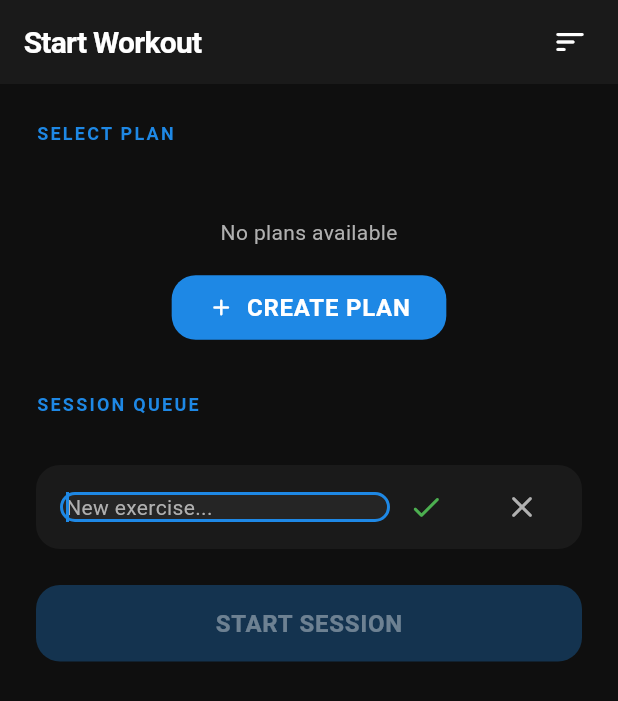
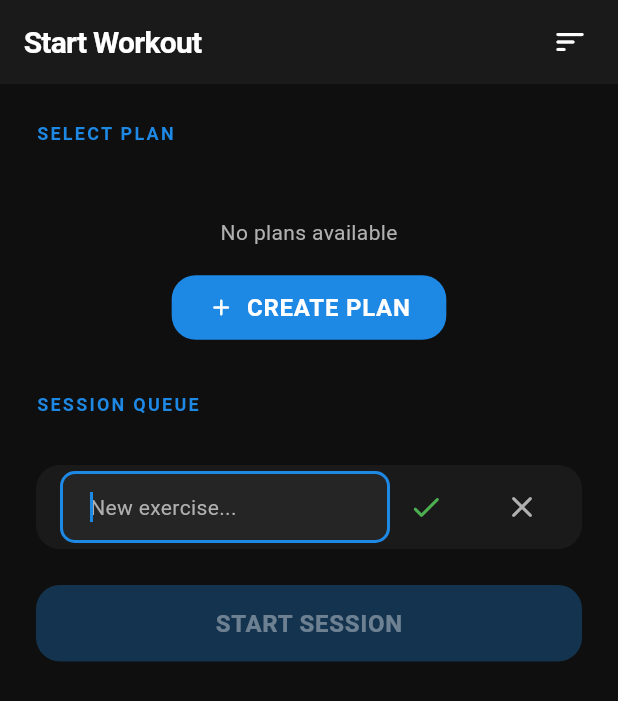
Before and after one commit to rifkihafidz/liftly, a Flutter app: the StartWorkoutPage screen opened directly, after a tap on "Add Exercise", on a phone screen of 412 x 824 dp. Shown: the top 701 px of the screen. Run offline on Flutter 3.47's test engine with Material 3 defaults, Android fonts, the phone set to English and light mode, and no system bars; our stand-ins replace equatable, file_picker, fl_chart, flutter_bloc, google_sign_in, hive and 5 more; missing offline and left inert: dart:js_interop, excel, googleapis; accounts and stored records are empty.

Commit message:
feat: Allow back navigation from workout sessions, refine suggestion text field UI, and improve backup service silent sign-in handling.

```diff
--- a/lib/core/constants/app_constants.dart
+++ b/lib/core/constants/app_constants.dart
@@ -2,7 +2,7 @@ import 'package:flutter/material.dart';
 
 class AppConstants {
   // --- General ---
-  static const String appVersion = '1.3.5';
+  static const String appVersion = '1.3.6';
   static const String appName = 'Liftly';
 
   // --- Backup & Cloud ---
--- a/lib/features/session/pages/start_workout_page.dart
+++ b/lib/features/session/pages/start_workout_page.dart
@@ -216,7 +216,7 @@ class _StartWorkoutPageState extends State<StartWorkoutPage> {
       }).toList(),
     );
 
-    Navigator.pushReplacement(
+    Navigator.push(
       context,
       SmoothPageRoute(
         page: SessionPage(
--- a/lib/shared/widgets/suggestion_text_field.dart
+++ b/lib/shared/widgets/suggestion_text_field.dart
@@ -113,8 +113,9 @@ class _SuggestionTextFieldState extends State<SuggestionTextField> {
           focusNode: _effectiveFocusNode,
           autofocus: true,
           textInputAction: TextInputAction.done,
-          // Reduced scrollPadding to prevent excessive sinking
-          scrollPadding: const EdgeInsets.only(bottom: 120),
+          // Set to zero because we handle bottom padding manually in the page layout
+          // This prevents the "double jump" or overshoot on first focus
+          scrollPadding: EdgeInsets.zero,
           style: Theme.of(context)
               .textTheme
               .bodyMedium
@@ -126,8 +127,6 @@ class _SuggestionTextFieldState extends State<SuggestionTextField> {
                 .bodyMedium
                 ?.copyWith(color: AppColors.textSecondary),
             border: InputBorder.none,
-            contentPadding: EdgeInsets.zero,
-            isDense: true,
           ),
           onSubmitted: (value) {
             setState(() {
@@ -137,13 +136,20 @@ class _SuggestionTextFieldState extends State<SuggestionTextField> {
           },
         ),
         if (_filteredSuggestions.isNotEmpty) ...[
-          const SizedBox(height: 8),
           Container(
+            margin: const EdgeInsets.only(top: 4),
             constraints: const BoxConstraints(maxHeight: 200),
             decoration: BoxDecoration(
               color: AppColors.inputBg,
               borderRadius: BorderRadius.circular(8),
               border: Border.all(color: AppColors.borderLight),
+              boxShadow: [
+                BoxShadow(
+                  color: Colors.black.withValues(alpha: 0.2),
+                  blurRadius: 4,
+                  offset: const Offset(0, 2),
+                ),
+              ],
             ),
             child: ListView.separated(
               padding: EdgeInsets.zero,
--- a/pubspec.yaml
+++ b/pubspec.yaml
@@ -2,7 +2,7 @@ name: liftly
 description: "Gym workout tracker that logs workouts exactly as performed."
 publish_to: "none"
 
-version: 1.3.5
+version: 1.3.6
 environment:
   sdk: ^3.5.0
 
```
Also changed, not shown: lib/core/services/backup_service.dart (+12 -7 lines).
